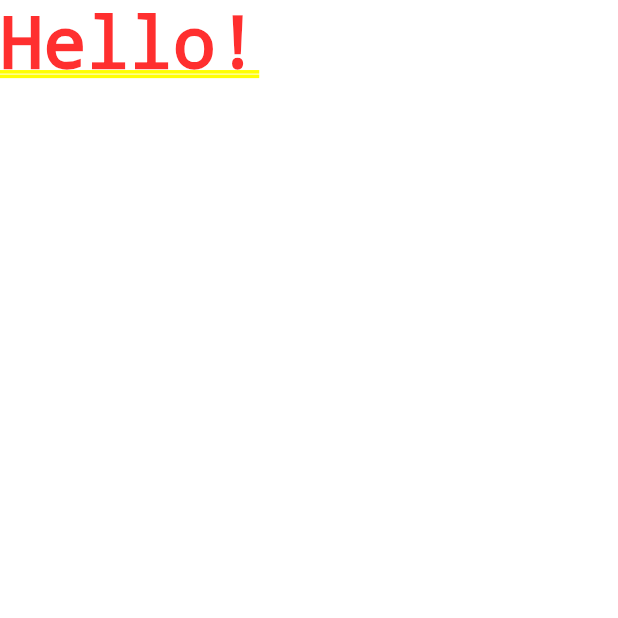
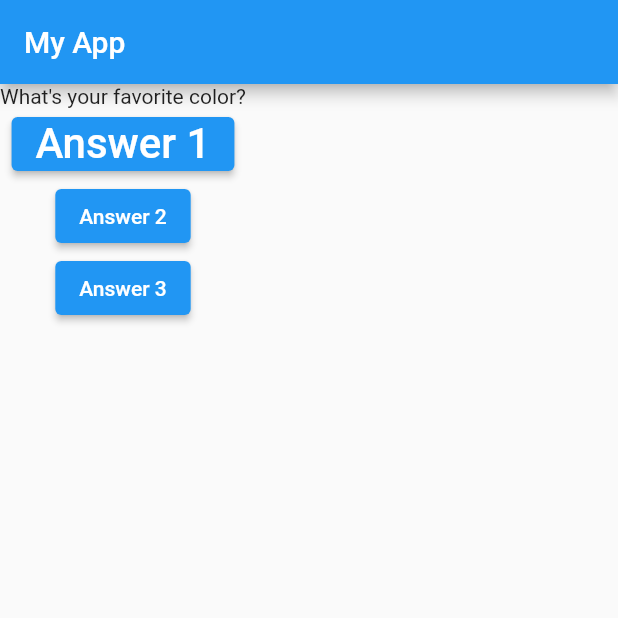
Before and after one commit to Jeremychau/udemy-flutter, a Flutter app: the screen it shows after launch, on a phone screen of 412 x 824 dp, the top half of it. Run offline on Flutter 3.47's test engine with Material 2 defaults, Android fonts, the phone set to English and light mode, and no system bars.

Commit message:
add question class

```diff
--- a/lib/main.dart
+++ b/lib/main.dart
@@ -1,11 +1,49 @@
 import 'package:flutter/material.dart';
+import './question.dart';
 
-void main() {
-  runApp(MyApp());
+void main() => runApp(MyApp());
+
+class MyApp extends StatefulWidget {
+  @override
+  State<StatefulWidget> createState() {
+    // TODO: implement createState
+    return _MyAppState();
+  }
 }
 
-class MyApp extends StatelessWidget {
+class _MyAppState extends State<MyApp> {
+  var _questionIndex = 0;
+
+  void _answerQuestion() {
+    setState(() {
+      _questionIndex++;
+    });
+    // print(_questionIndex);
+  }
+
+  @override
   Widget build(BuildContext context) {
-    return MaterialApp(home: Text('Hello!'));
+    var questions = [
+      "What's your favorite color?",
+      "What's your favorite animarl?"
+    ];
+    return MaterialApp(
+      home: Scaffold(
+          appBar: AppBar(title: Text('My App')),
+          body: Column(
+            children: [
+              Text(questions[_questionIndex]),
+              ElevatedButton(
+                onPressed: _answerQuestion, child: Question('Answer 1')
+              ),
+              ElevatedButton(
+                onPressed: _answerQuestion, child: Text('Answer 2')
+              ),
+              ElevatedButton(
+                onPressed: _answerQuestion, child: Text('Answer 3')
+              )
+            ],
+          )),
+    );
   }
 }
--- /dev/null
+++ b/lib/question.dart
@@ -0,0 +1,12 @@
+import 'package:flutter/material.dart';
+
+class Question extends StatelessWidget {
+  final String questionText;
+
+  Question(this.questionText);
+
+  @override
+  Widget build(BuildContext context) {
+    return Text(questionText, style: TextStyle(fontSize: 28),);
+  }
+}
```
